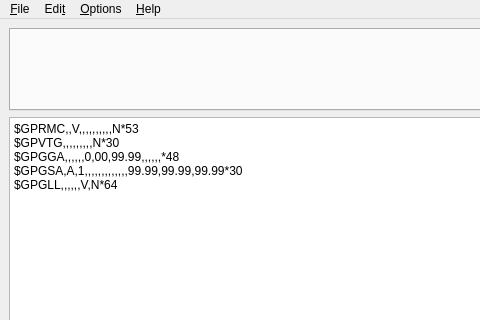
froller/NMEA-talker, file mainwindow.ui: the form before one commit; both pictures show x 0 to 480 and y 0 to 320 of the 700 by 500 pixel window.
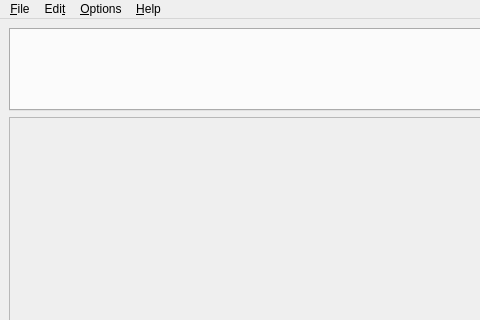
The form after the commit. Icons and pictures are not drawn.

What changed in the file:
```diff
--- a/mainwindow.ui
+++ b/mainwindow.ui
@@ -23,6 +23,9 @@
     </property>
     <item row="1" column="0">
      <widget class="QPlainTextEdit" name="logTextEdit">
+      <property name="enabled">
+       <bool>false</bool>
+      </property>
       <property name="sizePolicy">
        <sizepolicy hsizetype="Expanding" vsizetype="Expanding">
         <horstretch>255</horstretch>
@@ -39,11 +42,7 @@
        <bool>true</bool>
       </property>
       <property name="plainText">
-       <string notr="true">$GPRMC,,V,,,,,,,,,,N*53
-$GPVTG,,,,,,,,,N*30
-$GPGGA,,,,,,0,00,99.99,,,,,,*48
-$GPGSA,A,1,,,,,,,,,,,,,99.99,99.99,99.99*30
-$GPGLL,,,,,,V,N*64</string>
+       <string notr="true"/>
       </property>
       <property name="textInteractionFlags">
        <set>Qt::TextInteractionFlag::TextSelectableByKeyboard|Qt::TextInteractionFlag::TextSelectableByMouse</set>
```
Left out of the diff: 6 changed lines with no effect on the pictures.
